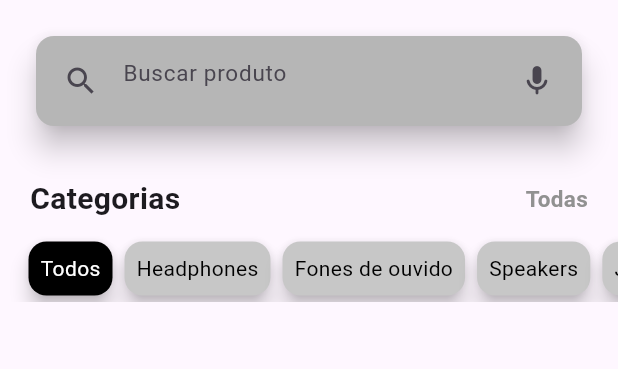
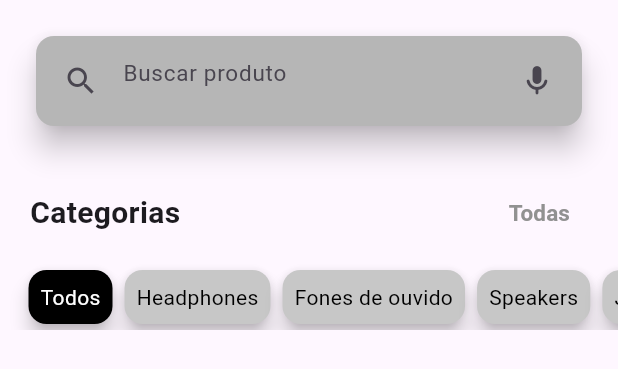
Before and after one commit to ViniFais/App_Headphone, a Flutter app: the Header widget shown alone on an empty page, opened directly, on a phone screen of 412 x 824 dp. Shown: the top 369 px of the screen. Run offline on Flutter 3.47's test engine with Material 2 defaults, Android fonts, the phone set to English and light mode, and no system bars.

Commit message:
Versão 1.5

```diff
--- a/app_headphone/lib/pages/home_page.dart
+++ b/app_headphone/lib/pages/home_page.dart
@@ -22,14 +22,12 @@ class _HomePageState extends State<HomePage> {
   Widget build(BuildContext context) {
     return Scaffold(
         appBar: appBarHome(),
-        drawer: Drawer(),
         body: SingleChildScrollView(
           child: Column(children: [
             const Header(),
             CardsProduto(),
             Row(
               children: const [
-
                 Padding(
                   padding: EdgeInsets.only(left: 20, top: 25),
                   child: Text(
--- a/app_headphone/lib/widgets/appbar_home.dart
+++ b/app_headphone/lib/widgets/appbar_home.dart
@@ -3,9 +3,10 @@ import 'package:flutter/material.dart';
 appBarHome() {
   return AppBar(
     backgroundColor: Colors.transparent,
+    leading: IconButton(onPressed: (){}, icon: Icon(Icons.menu),),
     title: Text(
       'Headphone',
-      style: TextStyle(fontWeight: FontWeight.bold)
+      style: TextStyle(fontWeight: FontWeight.bold, color: Colors.black)
       //style: TextStyle(fontWeight: FontWeight.bold),
     ),
     centerTitle: true,
--- a/app_headphone/lib/widgets/header.dart
+++ b/app_headphone/lib/widgets/header.dart
@@ -9,12 +9,11 @@ class Header extends StatefulWidget {
 }
 
 class _HeaderState extends State<Header> {
-  final _form = GlobalKey<FormState>();
-  final _valor = TextEditingController();
-  static Map<String, Color> cardColor = <String, Color>{
+  static Map<String, Color> cores = <String, Color>{
     '1': Colors.teal,
     '2': Colors.indigo,
     '3': Color.fromARGB(255, 182, 182, 182),
+    '4': Color.fromARGB(255, 145, 145, 145),
   };
 
   @override
@@ -25,20 +24,19 @@ class _HeaderState extends State<Header> {
           padding: const EdgeInsets.only(left: 20, right: 20, top: 20),
           child: Card(
             elevation: 8,
-            color: cardColor['3'],
+            color: cores['3'],
             child: Padding(
               padding: const EdgeInsets.all(6),
               child: Form(
-                  key: _form,
                   child: TextFormField(
-                    controller: _valor,
                 style: TextStyle(
                   fontSize: 15,
                 ),
                 decoration: InputDecoration(
                   hintText: 'Buscar produto',
                   prefixIcon: Icon(Icons.search),
-                      suffixIcon: Icon(Icons.mic_rounded),
+                  suffixIcon: IconButton(
+                      onPressed: () {}, icon: Icon(Icons.mic_rounded)),
                   enabledBorder: InputBorder.none,
                   focusedBorder: InputBorder.none,
                 ),
@@ -57,12 +55,15 @@ class _HeaderState extends State<Header> {
                 'Categorias',
                 style: TextStyle(fontSize: 20, fontWeight: FontWeight.bold),
               ),
-              Text('Todas',
+              TextButton(
+                child: Text('Todas',
                     style: TextStyle(
                       fontWeight: FontWeight.bold,
                       fontSize: 15,
-                    color: Color.fromARGB(255, 145, 145, 145),
-                  ))
+                      color: cores['4'],
+                    )),
+                onPressed: () {},
+              )
             ],
           ),
         ),
```
Also changed, not shown: app_headphone/lib/pages/produto_page.dart (+4 -5 lines), app_headphone/lib/widgets/bottomnavigation.dart (+26 -8 lines), app_headphone/imgGithub/Captura de Tela (23).png (added), app_headphone/imgGithub/Captura de Tela (25).png (added). Lines whose indentation alone changed are shown as unchanged.
